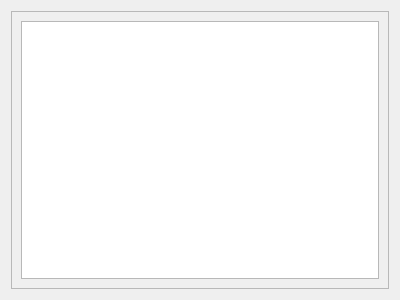
This is src/gui/widgets/GraphicalNavigation/graphicalnavigationwidget.ui in phresnel/picogen as Qt 5 draws it before an edit. The edited form follows.
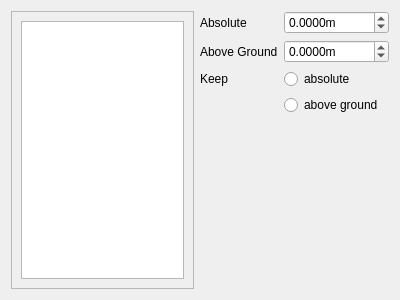
This is the edited form.

What changed in the file:
```diff
--- a/src/gui/widgets/GraphicalNavigation/graphicalnavigationwidget.ui
+++ b/src/gui/widgets/GraphicalNavigation/graphicalnavigationwidget.ui
@@ -24,8 +24,8 @@
        <rect>
         <x>0</x>
         <y>0</y>
-        <width>380</width>
-        <height>280</height>
+        <width>200</width>
+        <height>278</height>
        </rect>
       </property>
       <layout class="QVBoxLayout" name="verticalLayout">
@@ -46,6 +46,77 @@
      </widget>
     </widget>
    </item>
+   <item>
+    <layout class="QFormLayout" name="formLayout">
+     <item row="0" column="0">
+      <widget class="QLabel" name="label">
+       <property name="text">
+        <string>Absolute</string>
+       </property>
+      </widget>
+     </item>
+     <item row="0" column="1">
+      <widget class="QDoubleSpinBox" name="absoluteHeight">
+       <property name="suffix">
+        <string>m</string>
+       </property>
+       <property name="decimals">
+        <number>4</number>
+       </property>
+       <property name="minimum">
+        <double>-99999.000000000000000</double>
+       </property>
+       <property name="maximum">
+        <double>99999.000000000000000</double>
+       </property>
+      </widget>
+     </item>
+     <item row="1" column="0">
+      <widget class="QLabel" name="label_2">
+       <property name="text">
+        <string>Above Ground</string>
+       </property>
+      </widget>
+     </item>
+     <item row="1" column="1">
+      <widget class="QDoubleSpinBox" name="relativeHeight">
+       <property name="suffix">
+        <string>m</string>
+       </property>
+       <property name="decimals">
+        <number>4</number>
+       </property>
+       <property name="minimum">
+        <double>-99999.000000000000000</double>
+       </property>
+       <property name="maximum">
+        <double>99999.000000000000000</double>
+       </property>
+      </widget>
+     </item>
+     <item row="2" column="1">
+      <widget class="QRadioButton" name="radioButton">
+       <property name="text">
+        <string>absolute</string>
+       </property>
+      </widget>
+     </item>
+     <item row="3" column="1">
+      <widget class="QRadioButton" name="radioButton_2">
+       <property name="text">
+        <string>above ground</string>
+       </property>
+      </widget>
+     </item>
+     <item row="2" column="0">
+      <widget class="QLabel" name="label_3">
+       <property name="text">
+        <string>Keep</string>
+       </property>
+      </widget>
+     </item>
+    </layout>
+   </item>
   </layout>
  </widget>
  <resources/>
```
